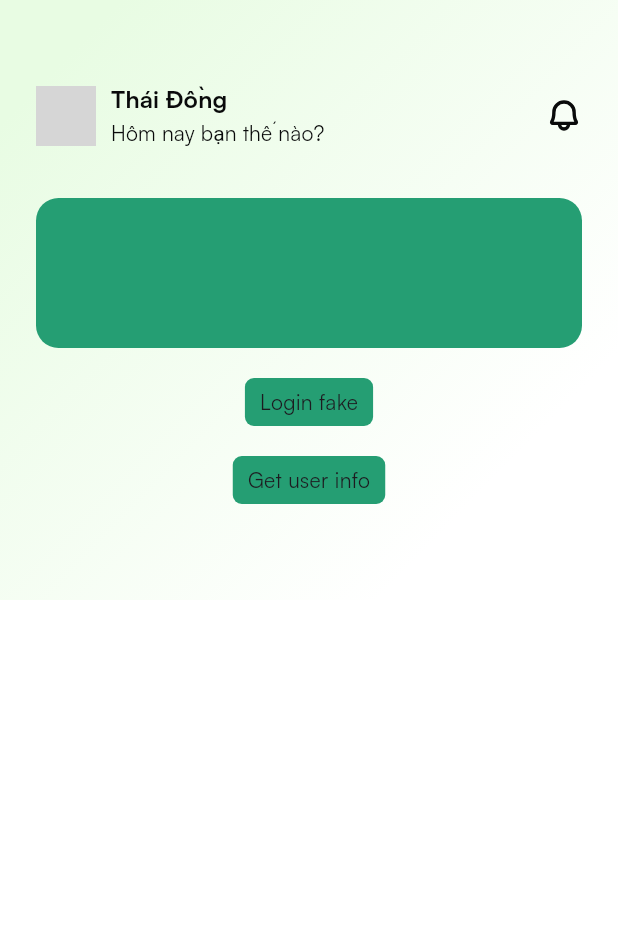
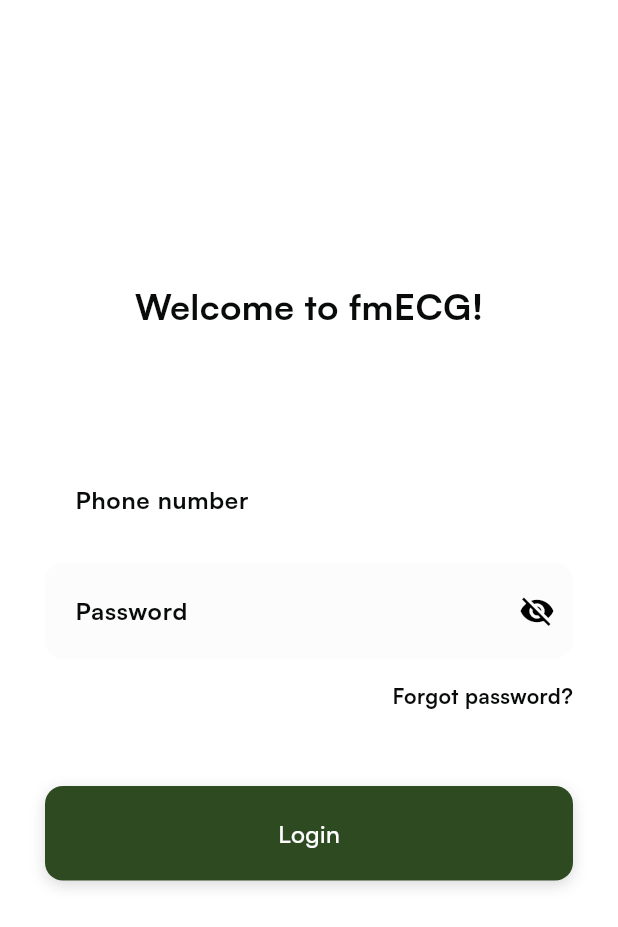
Before and after one commit to sparc-software-hust/waznet, a Flutter app: the screen it shows after launch, on a phone screen of 412 x 824 dp. Shown: the top 927 px of the screen. Run offline on Flutter 3.47's test engine with Material 3 defaults, Android fonts, the phone set to English and light mode, and no system bars; our stand-ins replace bloc, dio, equatable, firebase_core, firebase_messaging, flutter_bloc and 3 more; accounts and stored records are empty; generated files the repository leaves out were written again; grey boxes are pictures that could not be loaded.

Commit message:
feature(mobile): complete flow login mobile bloc

```diff
--- /dev/null
+++ b/mobile/lib/features/authentication/authentication.dart
@@ -0,0 +1,4 @@
+export 'package:cecr_unwomen/features/authentication/bloc/authentication_event.dart';
+export 'package:cecr_unwomen/features/authentication/bloc/authentication_bloc.dart';
+export 'package:cecr_unwomen/features/authentication/bloc/authentication_state.dart';
+export 'package:cecr_unwomen/features/authentication/repository/authentication_repository.dart';
--- /dev/null
+++ b/mobile/lib/features/authentication/bloc/authentication_event.dart
@@ -0,0 +1,14 @@
+abstract class AuthenticationEvent {}
+
+class LogInRequest extends AuthenticationEvent {
+  final String email;
+  final String password;
+  LogInRequest({required this.email, required this.password});
+}
+
+class LogoutRequest extends AuthenticationEvent {}
+
+class Update extends AuthenticationEvent {}
+
+
+class CheckAutoLogin extends AuthenticationEvent {}
--- /dev/null
+++ b/mobile/lib/features/authentication/bloc/authentication_state.dart
@@ -0,0 +1,27 @@
+import 'package:cecr_unwomen/models/credential.dart';
+import 'package:equatable/equatable.dart';
+
+enum AuthenticationStatus { unknown, authorized, unauthorized, loading, error }
+
+class AuthenticationState extends Equatable {
+  const AuthenticationState({
+    this.credential = Credential.empty,
+    this.status = AuthenticationStatus.unknown
+  });
+
+  final Credential credential;
+  final AuthenticationStatus status;
+
+  AuthenticationState copyWith({
+    required AuthenticationStatus status,
+    Credential? credential,
+  }) {
+    return AuthenticationState(
+      status: status,
+      credential: credential ?? this.credential,
+    );
+  }
+
+  @override
+  List<Object> get props => [credential, status];
+}
--- /dev/null
+++ b/mobile/lib/features/authentication/repository/authentication_repository.dart
@@ -0,0 +1,62 @@
+
+import 'dart:convert';
+
+import 'package:cecr_unwomen/utils.dart';
+import 'package:dio/dio.dart';
+import 'package:shared_preferences/shared_preferences.dart';
+
+class AuthRepository {
+  static Future<Map> login(String phoneNumber, String password) async {
+    const String url = "/user/login";
+    final Map data = {
+      "phone_number": phoneNumber,
+      "password": password
+    };
+    final dioWithoutInterceptor = Dio()..options.baseUrl = Utils.apiUrl;
+    final Response response = await dioWithoutInterceptor.post(url, data: data);
+    return response.data;
+  }
+
+  static Future<void> logoutNoCredentials() async {
+    final SharedPreferences prefs = await SharedPreferences.getInstance();
+    await prefs.clear();
+  }
+
+  static Future<void> saveTokenDataIntoPrefs(Map data) async {
+    final SharedPreferences prefs = await SharedPreferences.getInstance();
+    final String accessToken = data["access_token"] ?? "";
+    final String refreshToken = data["refresh_token"] ?? "";
+    final int accessTokenExp = data["access_exp"] ?? 0;
+    await prefs.setString("access_token", accessToken);
+    await prefs.setString("refresh_token", refreshToken);
+    await prefs.setInt("access_exp", accessTokenExp);
+    await prefs.setBool("logged_in", true);
+  }
+
+  static Future<List> getTokenDataFromPrefs() async {
+    final SharedPreferences prefs = await SharedPreferences.getInstance();
+    final String accessToken = prefs.getString("access_token") ?? "";
+    final String refreshToken = prefs.getString("refresh_token") ?? "";
+    final int accessTokenExp = prefs.getInt("access_exp") ?? 0;
+    return [accessToken, refreshToken, accessTokenExp];
+  }
+
+  static Future<void> saveUserDataIntoPrefs(Map data) async {
+    final SharedPreferences prefs = await SharedPreferences.getInstance();
+    final String userDataEncoded = jsonEncode(data);
+    await prefs.setString("user", userDataEncoded);
+  }
+
+  static Future<Map?> getUserDataFromPrefs() async {
+    final SharedPreferences prefs = await SharedPreferences.getInstance();
+    final String? userDataEncoded = prefs.getString("user");
+    if (userDataEncoded == null) return null;
+    return jsonDecode(userDataEncoded);
+  }
+
+  static Future<bool> checkUserLoggedIn() async {
+    final SharedPreferences prefs = await SharedPreferences.getInstance();
+    final bool loggedIn = prefs.getBool("logged_in") ?? false;
+    return loggedIn;
+  }
+}
--- /dev/null
+++ b/mobile/lib/features/authentication/view/login_screen.dart
@@ -0,0 +1,201 @@
+import 'package:cecr_unwomen/constants/color_constants.dart';
+import 'package:cecr_unwomen/features/authentication/authentication.dart';
+import 'package:cecr_unwomen/widgets/submit_button.dart';
+import 'package:flutter/material.dart';
+import 'package:provider/provider.dart';
+
+class LoginScreen extends StatefulWidget {
+  const LoginScreen({super.key});
+
+  @override
+  State<LoginScreen> createState() => _LoginScreenState();
+}
+
+class _LoginScreenState extends State<LoginScreen> {
+  final GlobalKey<FormState> _formKey = GlobalKey<FormState>();
+  final ColorConstants colorConstants = ColorConstants();
+
+  FocusNode focusNodeEmail = FocusNode();
+  FocusNode focusNodePassword = FocusNode();
+  final TextEditingController _emailController = TextEditingController();
+  final TextEditingController _passwordController = TextEditingController();
+  bool loginProcess = false;
+  bool showLoginError = true; // Thêm biến showLoginError và khởi tạo là false
+
+  final paddingLoginHorizontal30 = const EdgeInsets.symmetric(horizontal: 30);
+
+  bool _obscureText = true;
+
+  bool isValidEmail(String emailTyped) {
+    // regular expression: example@email.vn (not begin with .): test@vais.vn
+    final emailRegExp = RegExp(r"^[a-zA-Z0-9][a-zA-Z0-9.]+@[a-zA-Z0-9]+\.[a-zA-Z]+");
+    return emailRegExp.hasMatch(emailTyped);
+  }
+
+  bool isValidPassword(String passwordTyped) {
+    // regular expression: 8 digit +:Test1234
+    final passwordRegExp = RegExp(r'\S{8,}');
+    return passwordRegExp.hasMatch(passwordTyped);
+  }
+
+  @override
+  void initState() {
+    super.initState();
+  }
+
+  Widget _formLoginUser() {
+    return Form(
+        key: _formKey,
+        child: Column(
+          children: [
+            Container(
+              decoration: BoxDecoration(color: colorConstants.primaryWhite1, borderRadius: BorderRadius.circular(12)),
+              margin: paddingLoginHorizontal30,
+              child: TextFormField(
+                  controller: _emailController,
+                  focusNode: focusNodeEmail,
+                  keyboardType: TextInputType.phone,
+                  decoration: InputDecoration(
+                    border: InputBorder.none,
+                    hintText: "Phone number",
+                    hintStyle:
+                        TextStyle(color: colorConstants.primaryBlack1, fontWeight: FontWeight.bold, fontSize: 16),
+                    contentPadding: const EdgeInsets.only(left: 20, top: 20, bottom: 20),
+                  ),
+                  style: const TextStyle(
+                    color: Colors.black,
+                  ),
+                  // validator: (value) {
+                  //   if (!isValidEmail(value!)) {
+                  //     return "Enter valid email: example@email.com";
+                  //   }
+                  //   if (value.isEmpty) {
+                  //     return "Email can't left empty";
+                  //   }
+                  //   return null;
+                  // },
+                  autovalidateMode: AutovalidateMode.onUserInteraction),
+            ),
+            const SizedBox(height: 10),
+            Container(
+              decoration: BoxDecoration(color: colorConstants.primaryWhite, borderRadius: BorderRadius.circular(12)),
+              margin: paddingLoginHorizontal30,
+              child: TextFormField(
+                  obscureText: _obscureText,
+                  controller: _passwordController,
+                  focusNode: focusNodePassword,
+                  decoration: InputDecoration(
+                    border: InputBorder.none,
+                    hintText: "Password",
+                    hintStyle:
+                        TextStyle(color: colorConstants.primaryBlack1, fontWeight: FontWeight.bold, fontSize: 16),
+                    contentPadding: const EdgeInsets.only(left: 20, top: 20, bottom: 20),
+                    suffixIcon: GestureDetector(
+                      onTap: () {
+                        setState(() {
+                          _obscureText = !_obscureText;
+                        });
+                      },
+                      child: Icon(_obscureText ? Icons.visibility_off : Icons.visibility, color: Colors.black),
+                    ),
+                  ),
+                  style: const TextStyle(color: Colors.black),
+                  validator: (value) {
+                    if (!isValidPassword(value!)) {
+                      return "Enter valid password: at least 8 digit";
+                    }
+                    if (value.isEmpty) {
+                      return "Password can't left empty";
+                    }
+                    return null;
+                  },
+                  autovalidateMode: AutovalidateMode.onUserInteraction),
+            ),
+            if (!showLoginError)
+              // Display error message if needed
+              const Padding(
+                padding: EdgeInsets.only(top: 8.0),
+                child: Text(
+                  'Tài khoản hoặc mật khẩu không đúng',
+                  style: TextStyle(color: Colors.red),
+                ),
+              ),
+          ],
+        ));
+  }
+
+  @override
+  void dispose() {
+    _emailController.dispose();
+    _passwordController.dispose();
+    focusNodeEmail.dispose();
+    focusNodePassword.dispose();
+    super.dispose();
+  }
+
+  @override
+  Widget build(BuildContext context) {
+    return SafeArea(
+      child: Scaffold(
+      resizeToAvoidBottomInset: false,
+      backgroundColor: Colors.white,
+      body: Center(
+          child: SingleChildScrollView(
+        child: Column(mainAxisAlignment: MainAxisAlignment.center, children: [
+          // welcome
+          Text("Welcome to fmECG!",
+              style: TextStyle(fontWeight: FontWeight.bold, fontSize: 24, color: colorConstants.primaryBlack1)),
+          // 2 input
+          const SizedBox(height: 80),
+          _formLoginUser(),
+
+          // forgot password
+          const SizedBox(height: 15),
+          Container(
+            margin: paddingLoginHorizontal30,
+            alignment: Alignment.centerRight,
+            child: Text(
+              "Forgot password?",
+              style: TextStyle(color: colorConstants.primaryBlack1, fontWeight: FontWeight.bold),
+            ),
+          ),
+
+          // button login
+          const SizedBox(height: 50),
+          Container(
+              margin: paddingLoginHorizontal30,
+              child: loginProcess
+                  ? CircularProgressIndicator(color: colorConstants.primaryDarkGreen)
+                  : SubmitButton(
+                      onTap: () => context
+                          .read<AuthenticationBloc>()
+                          .add(LogInRequest(email: "0967827856", password: "270920011")),
+                      text: "Login")),
+
+          const SizedBox(height: 50),
+          // Row(
+          //   mainAxisAlignment: MainAxisAlignment.center,
+          //   children: [
+          //     const Text(
+          //       "Don't have an account?",
+          //       style: TextStyle(color: Colors.black),
+          //     ),
+          //     // TextButton(
+          //     //   onPressed: () => Navigator.push(
+          //     //       context,
+          //     //       MaterialPageRoute(
+          //     //           builder: (context) => const RegisterScreen())),
+          //     //   child: Text(
+          //     //     "  Sign up",
+          //     //     style: TextStyle(
+          //     //         color: ColorConstant.primary,
+          //     //         fontWeight: FontWeight.bold),
+          //     //   ),
+          //     // )
+          //   ],
+          // )
+        ]),
+      )),
+    ));
+  }
+}
--- a/mobile/lib/http.dart
+++ b/mobile/lib/http.dart
@@ -1,3 +1,4 @@
+import 'package:cecr_unwomen/features/authentication/repository/authentication_repository.dart';
 import 'package:cecr_unwomen/utils.dart';
 import 'package:dio/dio.dart';
 import 'package:shared_preferences/shared_preferences.dart';
@@ -25,8 +26,6 @@
     }
 
     final int now = DateTime.now().millisecondsSinceEpoch ~/ 1000;
-    print('now:$now');
-    print('exp:$accessExp');
     final bool isExpired = now > accessExp;
     print('aaa:$isExpired');
     if (isExpired) {
@@ -39,7 +38,7 @@
         print('false with logout');
       } else {
         print('refresh success');
-        await Utils.saveTokenDataIntoPrefs(res.data["data"]);
+        await AuthRepository.saveTokenDataIntoPrefs(res.data["data"]);
         final String accessToken = res.data["data"]["access_token"];
         options.headers['Authorization'] = "Bearer $accessToken";
       }
--- a/mobile/lib/main.dart
+++ b/mobile/lib/main.dart
@@ -1,8 +1,11 @@
+import 'package:cecr_unwomen/features/authentication/view/login_screen.dart';
 import 'package:cecr_unwomen/screens/home_screen_fcase.dart';
 import 'package:firebase_messaging/firebase_messaging.dart';
 import 'package:flutter/material.dart';
 import 'package:firebase_core/firebase_core.dart';
+import 'features/authentication/authentication.dart';
 import 'firebase_options.dart';
+import 'package:flutter_bloc/flutter_bloc.dart';
 
 void main() async {
   WidgetsFlutterBinding.ensureInitialized();
@@ -18,10 +21,8 @@
   Widget build(BuildContext context) {
     return MaterialApp(
       debugShowCheckedModeBanner: false,
-      home: const MyHomePage(),
-      theme: ThemeData(
-        fontFamily: 'Satoshi'
-      ),
+      home: const App(),
+      theme: ThemeData(fontFamily: 'Satoshi'),
       // localizationsDelegates: [
       //   S.delegate,
       //   GlobalMaterialLocalizations.delegate,
@@ -43,28 +44,45 @@
   );
 }
 
-class MyHomePage extends StatefulWidget {
-  const MyHomePage({super.key});
+class App extends StatelessWidget {
+  const App({super.key});
 
   @override
-  State<MyHomePage> createState() => _MyHomePageState();
-}
-
-class _MyHomePageState extends State<MyHomePage> {
-  @override
   Widget build(BuildContext context) {
-    return Scaffold(
-      backgroundColor: Colors.white,
-      body: Column(
-        children: [
-          HomeScreen()
-        ],
-      ),
-      // floatingActionButton: FloatingActionButton(
-      //   onPressed: _incrementCounter,
-      //   tooltip: 'Increment',
-      //   child: const Icon(Icons.add),
-      // ), // This trailing comma makes auto-formatting nicer for build methods.
+    return BlocProvider(
+      create: (context) => AuthenticationBloc(),
+      child: const BlocEntireApp()
     );
   }
 }
+
+class BlocEntireApp extends StatefulWidget {
+  const BlocEntireApp({super.key});
+
+  @override
+  State<BlocEntireApp> createState() => _BlocEntireAppState();
+}
+
+class _BlocEntireAppState extends State<BlocEntireApp> {
+  @override
+  void initState() {
+    context.read<AuthenticationBloc>().add(CheckAutoLogin());
+    super.initState();
+  }
+
+  @override
+  Widget build(BuildContext context) {
+    return BlocBuilder<AuthenticationBloc, AuthenticationState>(
+      builder: (context, state) {
+        debugPrint("State:$state");
+        if (state.status == AuthenticationStatus.authorized) {
+          return const HomeScreen();
+        } else if (state.status == AuthenticationStatus.loading) {
+          return const CircularProgressIndicator();
+        } else {
+          return const LoginScreen();
+        }
+      },
+    );
+  }
+}
--- /dev/null
+++ b/mobile/lib/models/credential.dart
@@ -0,0 +1,31 @@
+import 'package:cecr_unwomen/models/user.dart';
+import 'package:equatable/equatable.dart';
+
+class Credential extends Equatable {
+  final String accessToken;
+  final String refreshToken;
+  final int accessExp;
+  final User? user;
+
+  const Credential({
+    required this.accessToken,
+    required this.refreshToken,
+    required this.accessExp,
+    this.user
+  });
+
+  @override
+  List<Object?> get props => [accessToken, refreshToken, accessExp];
+
+  static const empty = Credential(accessToken: "", refreshToken: "", accessExp: 0);
+
+  static Credential fromJson(Map data) {
+    final Credential credentials = Credential(
+      accessToken: data["access_token"] ?? "",
+      refreshToken: data["refresh_token"] ?? "",
+      accessExp: data["access_exp"] ?? 0,
+      user: User.fromJson(data["user"])
+    );
+    return credentials;
+  }
+}
--- /dev/null
+++ b/mobile/lib/models/user.dart
@@ -0,0 +1,68 @@
+import 'package:equatable/equatable.dart';
+
+class User extends Equatable {
+  final String id;
+  final String firstName;
+  final String lastName;
+  final String? email;
+  final String phoneNumber;
+  final int? dateOfBirth;
+  final String? avatarUrl;
+  final Gender gender;
+  final int roleId;
+  final Map? location;
+
+  const User({
+    required this.id,
+    required this.firstName,
+    required this.lastName,
+    required this.email,
+    required this.phoneNumber,
+    required this.roleId,
+    this.dateOfBirth,
+    this.gender = Gender.other,
+    this.avatarUrl,
+    this.location
+  });
+
+  factory User.fromJson(Map json) => User(
+    id: json["id"],
+    firstName: json["first_name"],
+    lastName: json["last_name"],
+    email: json["email"] ?? "",
+    phoneNumber: json["phone_number"],
+    dateOfBirth: json["date_of_birth"],
+    avatarUrl: json["avatar_url"],
+    gender: _getGenderBasedOnInt(json["gender"]),
+    roleId: json["role_id"],
+    location: json["location"]
+  );
+
+  Map<String, dynamic> toJson() => {
+    "id": id,
+    "first_name": firstName,
+    "last_name": lastName,
+    "email": email,
+    "phone_number": phoneNumber,
+    "birth": dateOfBirth,
+    "gender": gender,
+    "avatar_url": avatarUrl,
+    "role_id": roleId,
+    "location": location
+  };
+
+  @override
+  List<Object?> get props => [];
+}
+
+enum Gender {
+  male, female, other
+}
+
+Gender _getGenderBasedOnInt(int? gender) {
+  switch (gender) {
+      case 1: return Gender.male;
+      case 2: return Gender.female;
+      default: return Gender.other;
+    }
+}
--- /dev/null
+++ b/mobile/lib/widgets/submit_button.dart
@@ -0,0 +1,52 @@
+import 'package:cecr_unwomen/constants/color_constants.dart';
+import 'package:flutter/material.dart';
+import 'package:flutter_spinkit/flutter_spinkit.dart';
+
+class SubmitButton extends StatefulWidget {
+  const SubmitButton({super.key, required this.onTap, required this.text, this.isLoading = false, this.isDisable = false});
+  final Function() onTap;
+  final String text;
+  final bool isLoading;
+  final bool isDisable;
+
+  @override
+  State<SubmitButton> createState() => _SubmitButtonState();
+}
+
+class _SubmitButtonState extends State<SubmitButton> {
+  @override
+  Widget build(BuildContext context) {
+    return InkWell(
+      onTap: widget.isLoading ? null : widget.onTap,
+      child: Container(
+        padding: const EdgeInsets.symmetric(vertical: 20.0),
+        alignment: Alignment.center,
+        decoration: BoxDecoration(
+          borderRadius: const BorderRadius.all(Radius.circular(12.0)),
+          boxShadow: <BoxShadow>[
+            BoxShadow(
+              color: Colors.black.withOpacity(0.15),
+              offset: const Offset(0, 3),
+              blurRadius: 8,
+            )
+          ],
+          color: widget.isDisable ? Colors.grey[500] : ColorConstants().primaryDarkGreen
+        ),
+        child: Row(
+          mainAxisAlignment: MainAxisAlignment.center,
+          children: [
+            widget.isLoading ? (
+              const SpinKitFadingCircle(
+                color: Colors.white,
+                size: 19,
+              )
+            ) : Text(
+              widget.text,
+              style: const TextStyle(fontSize: 16, color: Colors.white, fontWeight: FontWeight.w500),
+            ),
+          ],
+        ),
+      ),
+    );
+  }
+}
--- a/mobile/pubspec.yaml
+++ b/mobile/pubspec.yaml
@@ -37,6 +37,11 @@
   firebase_messaging: ^15.1.3
   dio: 5.7.0
   shared_preferences: ^2.3.2
+  bloc: ^8.1.3
+  flutter_bloc: ^8.1.6
+  equatable: ^2.0.5
+  provider: ^6.1.2
+  flutter_spinkit: ^5.2.1
 
 dev_dependencies:
   flutter_test:
```
Also changed, not shown: mobile/lib/controllers/auth_controller.dart (deleted, +0 -26 lines), mobile/lib/features/authentication/bloc/authentication_bloc.dart (added, +81 -0 lines), mobile/lib/screens/home_screen_fcase.dart (+8 -6 lines), mobile/lib/utils.dart (+1 -13 lines), mobile/pubspec.lock (deleted), 1 other file.
